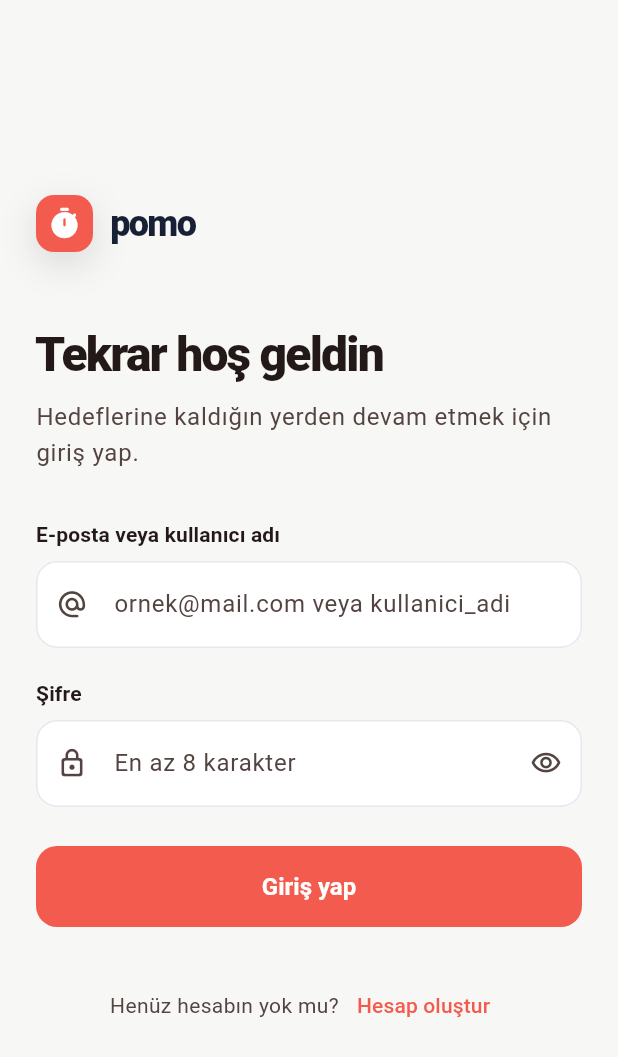
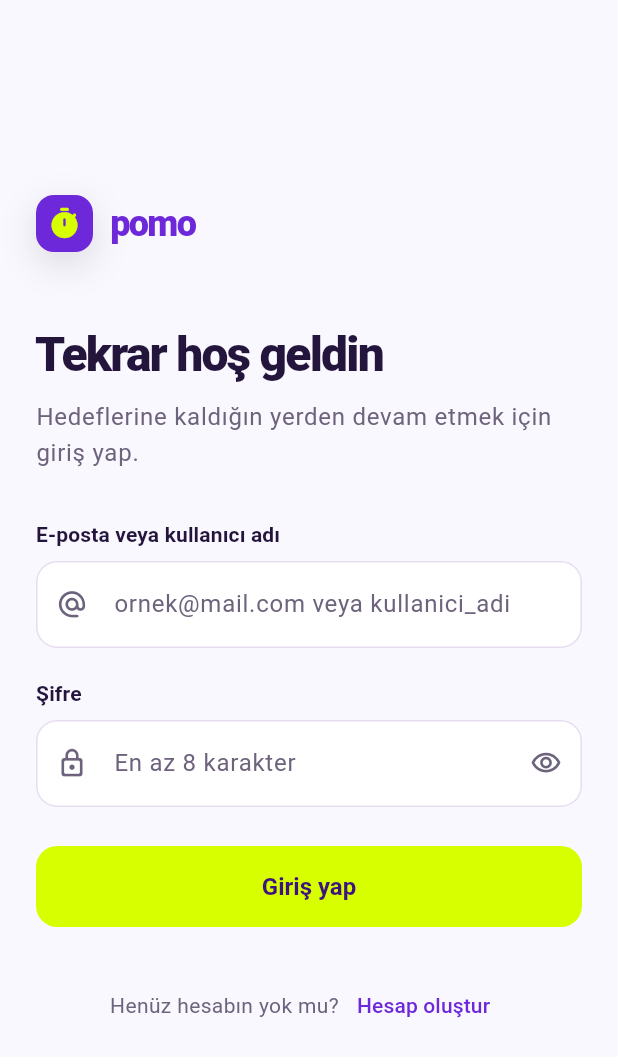
Before and after one commit to iremcimen/pomodoro-app, a Flutter app: the screen it shows after launch, on a phone screen of 412 x 824 dp. Shown: the top 1057 px of the screen. Run offline on Flutter 3.47's test engine with Material 3 defaults, Android fonts, the phone set to English and light mode, and no system bars; our stand-ins replace dio, flutter_riverpod, flutter_secure_storage, go_router; accounts and stored records are empty.

Commit message:
feat(mobile): refresh app theme with cyber grape and acid lime palette

```diff
--- a/mobile/lib/app/theme/app_colors.dart
+++ b/mobile/lib/app/theme/app_colors.dart
@@ -1,14 +1,20 @@
 import 'package:flutter/material.dart';
 
 abstract final class AppColors {
-  static const coral = Color(0xFFF45B4F);
-  static const coralDark = Color(0xFFD94038);
-  static const ink = Color(0xFF172034);
-  static const mutedInk = Color(0xFF667085);
-  static const canvas = Color(0xFFF7F7F5);
+  static const cyberGrape = Color(0xFF6D28D9);
+  static const cyberGrapeDark = Color(0xFF3D137D);
+  static const cyberGrapeLight = Color(0xFFB38AFF);
+  static const cyberGrapeContainer = Color(0xFFEDE4FF);
+  static const acidLime = Color(0xFFD7FF00);
+  static const acidLimeSoft = Color(0xFFF0FF8A);
+  static const acidLimeDarkContainer = Color(0xFF414D00);
+  static const ink = Color(0xFF24153D);
+  static const mutedInk = Color(0xFF6E637C);
+  static const canvas = Color(0xFFFAF8FF);
   static const surface = Color(0xFFFFFFFF);
-  static const darkCanvas = Color(0xFF10131A);
-  static const darkSurface = Color(0xFF181D27);
-  static const border = Color(0xFFE4E7EC);
-  static const success = Color(0xFF1A936F);
+  static const darkCanvas = Color(0xFF100817);
+  static const darkSurface = Color(0xFF1A1024);
+  static const border = Color(0xFFE6DDF1);
+  static const darkBorder = Color(0xFF443352);
+  static const success = Color(0xFF238C67);
 }
--- a/mobile/lib/app/theme/app_theme.dart
+++ b/mobile/lib/app/theme/app_theme.dart
@@ -7,27 +7,52 @@ abstract final class AppTheme {
   static ThemeData get light => _build(
     brightness: Brightness.light,
     scaffoldBackground: AppColors.canvas,
-    surface: AppColors.surface,
+    colorScheme:
+        ColorScheme.fromSeed(
+          seedColor: AppColors.cyberGrape,
+          brightness: Brightness.light,
+          primary: AppColors.cyberGrape,
+          secondary: AppColors.acidLime,
+          surface: AppColors.surface,
+        ).copyWith(
+          onPrimary: Colors.white,
+          primaryContainer: AppColors.cyberGrapeContainer,
+          onPrimaryContainer: AppColors.cyberGrapeDark,
+          onSecondary: AppColors.ink,
+          secondaryContainer: AppColors.acidLimeSoft,
+          onSecondaryContainer: AppColors.ink,
+          onSurface: AppColors.ink,
+          onSurfaceVariant: AppColors.mutedInk,
+          outlineVariant: AppColors.border,
+        ),
   );
 
   static ThemeData get dark => _build(
     brightness: Brightness.dark,
     scaffoldBackground: AppColors.darkCanvas,
-    surface: AppColors.darkSurface,
+    colorScheme:
+        ColorScheme.fromSeed(
+          seedColor: AppColors.cyberGrape,
+          brightness: Brightness.dark,
+          primary: AppColors.cyberGrapeLight,
+          secondary: AppColors.acidLime,
+          surface: AppColors.darkSurface,
+        ).copyWith(
+          onPrimary: AppColors.ink,
+          primaryContainer: AppColors.cyberGrape,
+          onPrimaryContainer: Colors.white,
+          onSecondary: AppColors.ink,
+          secondaryContainer: AppColors.acidLimeDarkContainer,
+          onSecondaryContainer: AppColors.acidLimeSoft,
+          outlineVariant: AppColors.darkBorder,
+        ),
   );
 
   static ThemeData _build({
     required Brightness brightness,
     required Color scaffoldBackground,
-    required Color surface,
+    required ColorScheme colorScheme,
   }) {
-    final colorScheme = ColorScheme.fromSeed(
-      seedColor: AppColors.coral,
-      brightness: brightness,
-      primary: AppColors.coral,
-      surface: surface,
-    );
-
     final base = ThemeData(
       useMaterial3: true,
       brightness: brightness,
@@ -94,7 +119,12 @@ abstract final class AppTheme {
         ),
         focusedBorder: OutlineInputBorder(
           borderRadius: BorderRadius.circular(AppRadii.medium),
-          borderSide: const BorderSide(color: AppColors.coral, width: 1.7),
+          borderSide: BorderSide(
+            color: brightness == Brightness.light
+                ? AppColors.cyberGrape
+                : AppColors.acidLime,
+            width: 1.7,
+          ),
         ),
         errorBorder: OutlineInputBorder(
           borderRadius: BorderRadius.circular(AppRadii.medium),
@@ -108,6 +138,14 @@ abstract final class AppTheme {
       filledButtonTheme: FilledButtonThemeData(
         style: FilledButton.styleFrom(
           minimumSize: const Size.fromHeight(54),
+          backgroundColor: AppColors.acidLime,
+          foregroundColor: AppColors.cyberGrapeDark,
+          disabledBackgroundColor: colorScheme.onSurface.withValues(
+            alpha: 0.12,
+          ),
+          disabledForegroundColor: colorScheme.onSurface.withValues(
+            alpha: 0.38,
+          ),
           shape: RoundedRectangleBorder(
             borderRadius: BorderRadius.circular(AppRadii.medium),
           ),
@@ -117,6 +155,8 @@ abstract final class AppTheme {
       outlinedButtonTheme: OutlinedButtonThemeData(
         style: OutlinedButton.styleFrom(
           minimumSize: const Size.fromHeight(52),
+          foregroundColor: colorScheme.primary,
+          side: BorderSide(color: colorScheme.primary),
           shape: RoundedRectangleBorder(
             borderRadius: BorderRadius.circular(AppRadii.medium),
           ),
@@ -126,8 +166,15 @@ abstract final class AppTheme {
       navigationBarTheme: NavigationBarThemeData(
         height: 72,
         backgroundColor: colorScheme.surface,
-        indicatorColor: colorScheme.primaryContainer,
+        indicatorColor: AppColors.acidLime,
         elevation: 0,
+        iconTheme: WidgetStateProperty.resolveWith(
+          (states) => IconThemeData(
+            color: states.contains(WidgetState.selected)
+                ? AppColors.cyberGrapeDark
+                : colorScheme.onSurfaceVariant,
+          ),
+        ),
         labelTextStyle: WidgetStateProperty.resolveWith(
           (states) => base.textTheme.labelMedium?.copyWith(
             color: states.contains(WidgetState.selected)
@@ -141,8 +188,8 @@ abstract final class AppTheme {
       ),
       navigationRailTheme: NavigationRailThemeData(
         backgroundColor: scaffoldBackground,
-        indicatorColor: colorScheme.primaryContainer,
-        selectedIconTheme: IconThemeData(color: colorScheme.onPrimaryContainer),
+        indicatorColor: AppColors.acidLime,
+        selectedIconTheme: const IconThemeData(color: AppColors.cyberGrapeDark),
         selectedLabelTextStyle: base.textTheme.labelLarge?.copyWith(
           color: colorScheme.onSurface,
           fontWeight: FontWeight.w700,
@@ -152,8 +199,8 @@ abstract final class AppTheme {
         elevation: 0,
         focusElevation: 0,
         hoverElevation: 1,
-        backgroundColor: colorScheme.primary,
-        foregroundColor: colorScheme.onPrimary,
+        backgroundColor: AppColors.acidLime,
+        foregroundColor: AppColors.cyberGrapeDark,
         shape: RoundedRectangleBorder(
           borderRadius: BorderRadius.circular(AppRadii.large),
         ),
@@ -183,6 +230,45 @@ abstract final class AppTheme {
         shape: RoundedRectangleBorder(
           borderRadius: BorderRadius.circular(AppRadii.xsmall),
         ),
+        fillColor: WidgetStateProperty.resolveWith(
+          (states) => states.contains(WidgetState.selected)
+              ? AppColors.acidLime
+              : Colors.transparent,
+        ),
+        checkColor: const WidgetStatePropertyAll(AppColors.cyberGrapeDark),
+        side: BorderSide(color: colorScheme.outline, width: 1.5),
+      ),
+      switchTheme: SwitchThemeData(
+        thumbColor: WidgetStateProperty.resolveWith(
+          (states) => states.contains(WidgetState.selected)
+              ? AppColors.acidLime
+              : colorScheme.outline,
+        ),
+        trackColor: WidgetStateProperty.resolveWith(
+          (states) => states.contains(WidgetState.selected)
+              ? AppColors.cyberGrape
+              : colorScheme.surfaceContainerHighest,
+        ),
+      ),
+      progressIndicatorTheme: ProgressIndicatorThemeData(
+        color: brightness == Brightness.light
+            ? AppColors.cyberGrape
+            : AppColors.acidLime,
+        linearTrackColor: colorScheme.surfaceContainerHighest,
+        circularTrackColor: colorScheme.surfaceContainerHighest,
+      ),
+      tabBarTheme: TabBarThemeData(
+        labelColor: colorScheme.primary,
+        unselectedLabelColor: colorScheme.onSurfaceVariant,
+        indicatorColor: colorScheme.primary,
+        dividerColor: colorScheme.outlineVariant,
+      ),
+      textSelectionTheme: TextSelectionThemeData(
+        cursorColor: brightness == Brightness.light
+            ? AppColors.cyberGrape
+            : AppColors.acidLime,
+        selectionColor: colorScheme.primary.withValues(alpha: 0.24),
+        selectionHandleColor: colorScheme.primary,
       ),
     );
   }
--- a/mobile/lib/features/auth/presentation/widgets/app_logo.dart
+++ b/mobile/lib/features/auth/presentation/widgets/app_logo.dart
@@ -10,7 +10,7 @@ class AppLogo extends StatelessWidget {
 
   @override
   Widget build(BuildContext context) {
-    final foreground = onDark ? Colors.white : AppColors.ink;
+    final foreground = onDark ? AppColors.acidLime : AppColors.cyberGrape;
 
     return Semantics(
       label: 'Pomo',
@@ -22,7 +22,7 @@ class AppLogo extends StatelessWidget {
             width: compact ? 38 : 44,
             height: compact ? 38 : 44,
             decoration: BoxDecoration(
-              color: onDark ? Colors.white : AppColors.coral,
+              color: onDark ? AppColors.acidLime : AppColors.cyberGrape,
               borderRadius: BorderRadius.circular(compact ? 12 : 14),
               boxShadow: [
                 BoxShadow(
@@ -34,7 +34,7 @@ class AppLogo extends StatelessWidget {
             ),
             child: Icon(
               Icons.timer_rounded,
-              color: onDark ? AppColors.coral : Colors.white,
+              color: onDark ? AppColors.cyberGrape : AppColors.acidLime,
               size: compact ? 23 : 27,
             ),
           ),
--- a/mobile/lib/features/auth/presentation/widgets/auth_brand_panel.dart
+++ b/mobile/lib/features/auth/presentation/widgets/auth_brand_panel.dart
@@ -1,5 +1,6 @@
 import 'package:flutter/material.dart';
 
+import '../../../../app/theme/app_colors.dart';
 import 'app_logo.dart';
 
 class AuthBrandPanel extends StatelessWidget {
@@ -8,7 +9,7 @@ class AuthBrandPanel extends StatelessWidget {
   @override
   Widget build(BuildContext context) {
     return ColoredBox(
-      color: const Color(0xFFE94F44),
+      color: AppColors.cyberGrape,
       child: Stack(
         fit: StackFit.expand,
         children: [
@@ -42,7 +43,7 @@ class AuthBrandPanel extends StatelessWidget {
                 Text(
                   'Net çalışma aralıkları, bilinçli molalar ve daha sakin bir gün.',
                   style: Theme.of(context).textTheme.titleMedium?.copyWith(
-                    color: Colors.white.withValues(alpha: 0.82),
+                    color: AppColors.acidLime.withValues(alpha: 0.86),
                     fontWeight: FontWeight.w500,
                     height: 1.55,
                   ),
@@ -63,7 +64,7 @@ class AuthBrandPanel extends StatelessWidget {
                 Text(
                   'Küçük adımlar. Büyük ilerleme.',
                   style: Theme.of(context).textTheme.bodyMedium?.copyWith(
-                    color: Colors.white70,
+                    color: AppColors.acidLime.withValues(alpha: 0.86),
                     fontWeight: FontWeight.w600,
                   ),
                 ),
@@ -90,7 +91,7 @@ class _DecorativeCircle extends StatelessWidget {
       decoration: BoxDecoration(
         shape: BoxShape.circle,
         border: Border.all(
-          color: Colors.white.withValues(alpha: opacity),
+          color: AppColors.acidLime.withValues(alpha: opacity),
           width: 70,
         ),
       ),
@@ -109,19 +110,18 @@ class _FeaturePill extends StatelessWidget {
     return Container(
       padding: const EdgeInsets.symmetric(horizontal: 14, vertical: 10),
       decoration: BoxDecoration(
-        color: Colors.white.withValues(alpha: 0.12),
+        color: AppColors.acidLime,
         borderRadius: BorderRadius.circular(99),
-        border: Border.all(color: Colors.white.withValues(alpha: 0.18)),
       ),
       child: Row(
         mainAxisSize: MainAxisSize.min,
         children: [
-          Icon(icon, size: 18, color: Colors.white),
+          Icon(icon, size: 18, color: AppColors.cyberGrapeDark),
           const SizedBox(width: 8),
           Text(
             label,
             style: const TextStyle(
-              color: Colors.white,
+              color: AppColors.cyberGrapeDark,
               fontWeight: FontWeight.w700,
             ),
           ),
--- a/mobile/lib/features/home/presentation/pages/home_page.dart
+++ b/mobile/lib/features/home/presentation/pages/home_page.dart
@@ -403,7 +403,7 @@ class _PhaseRail extends StatelessWidget {
                     ),
                     decoration: BoxDecoration(
                       color: phase == activePhase
-                          ? colorScheme.primaryContainer
+                          ? colorScheme.secondary
                           : colorScheme.surfaceContainerLow,
                       borderRadius: BorderRadius.circular(AppRadii.medium),
                     ),
@@ -412,7 +412,7 @@ class _PhaseRail extends StatelessWidget {
                       textAlign: TextAlign.center,
                       style: Theme.of(context).textTheme.labelLarge?.copyWith(
                         color: phase == activePhase
-                            ? colorScheme.onPrimaryContainer
+                            ? colorScheme.onSecondary
                             : colorScheme.onSurfaceVariant,
                         fontWeight: phase == activePhase
                             ? FontWeight.w800
@@ -597,24 +597,20 @@ String _shortPhaseTitle(PomodoroPhase phase) => switch (phase) {
 };
 
 @visibleForTesting
-String timerStatusTitle(TimerStatus status, PomodoroPhase phase) =>
-    switch (status) {
+String timerStatusTitle(
+  TimerStatus status,
+  PomodoroPhase phase,
+) => switch (status) {
   TimerStatus.idle => 'Başlamaya hazır',
   TimerStatus.syncing => 'Oturumun hazırlanıyor…',
   TimerStatus.starting =>
-    phase == PomodoroPhase.focus
-        ? 'Odak başlatılıyor…'
-        : 'Mola başlatılıyor…',
+    phase == PomodoroPhase.focus ? 'Odak başlatılıyor…' : 'Mola başlatılıyor…',
   TimerStatus.running => 'Devam ediyor',
   TimerStatus.paused => 'Duraklatıldı',
   TimerStatus.cancelling =>
-    phase == PomodoroPhase.focus
-        ? 'Odak iptal ediliyor…'
-        : 'Mola atlanıyor…',
+    phase == PomodoroPhase.focus ? 'Odak iptal ediliyor…' : 'Mola atlanıyor…',
   TimerStatus.completing =>
-    phase == PomodoroPhase.focus
-        ? 'Odak tamamlanıyor…'
-        : 'Mola tamamlanıyor…',
+    phase == PomodoroPhase.focus ? 'Odak tamamlanıyor…' : 'Mola tamamlanıyor…',
 };
 
 @visibleForTesting
@@ -632,10 +628,7 @@ String timerPrimaryAction(TimerStatus status, PomodoroPhase phase) =>
     };
 
 @visibleForTesting
-String? pomodoroCompletionMessage(
-  PomodoroState? previous,
-  PomodoroState next,
-) {
+String? pomodoroCompletionMessage(PomodoroState? previous, PomodoroState next) {
   final isCompletedSessionTransition =
       previous != null &&
       previous.status == TimerStatus.completing &&
--- a/mobile/lib/shared/presentation/widgets/app_shell.dart
+++ b/mobile/lib/shared/presentation/widgets/app_shell.dart
@@ -2,6 +2,7 @@ import 'package:flutter/material.dart';
 import 'package:flutter_riverpod/flutter_riverpod.dart';
 import 'package:go_router/go_router.dart';
 
+import '../../../app/theme/app_colors.dart';
 import '../../../app/theme/app_tokens.dart';
 import '../../../features/auth/application/auth_controller.dart';
 
@@ -175,8 +176,6 @@ class _BrandMark extends StatelessWidget {
 
   @override
   Widget build(BuildContext context) {
-    final colorScheme = Theme.of(context).colorScheme;
-
     return Semantics(
       label: 'Pomo',
       image: true,
@@ -184,10 +183,10 @@ class _BrandMark extends StatelessWidget {
         width: 44,
         height: 44,
         decoration: BoxDecoration(
-          color: colorScheme.primary,
+          color: AppColors.cyberGrape,
           borderRadius: BorderRadius.circular(AppRadii.medium),
         ),
-        child: Icon(Icons.timer_rounded, color: colorScheme.onPrimary),
+        child: const Icon(Icons.timer_rounded, color: AppColors.acidLime),
       ),
     );
   }
```
Also changed, not shown: 4 other files.
